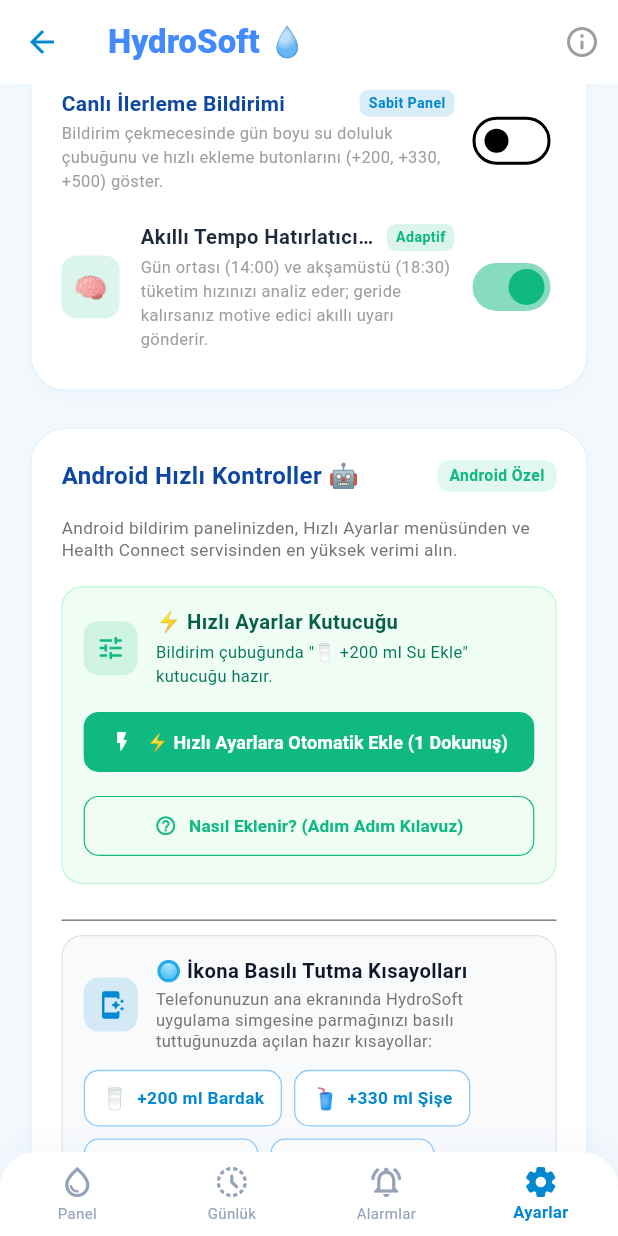
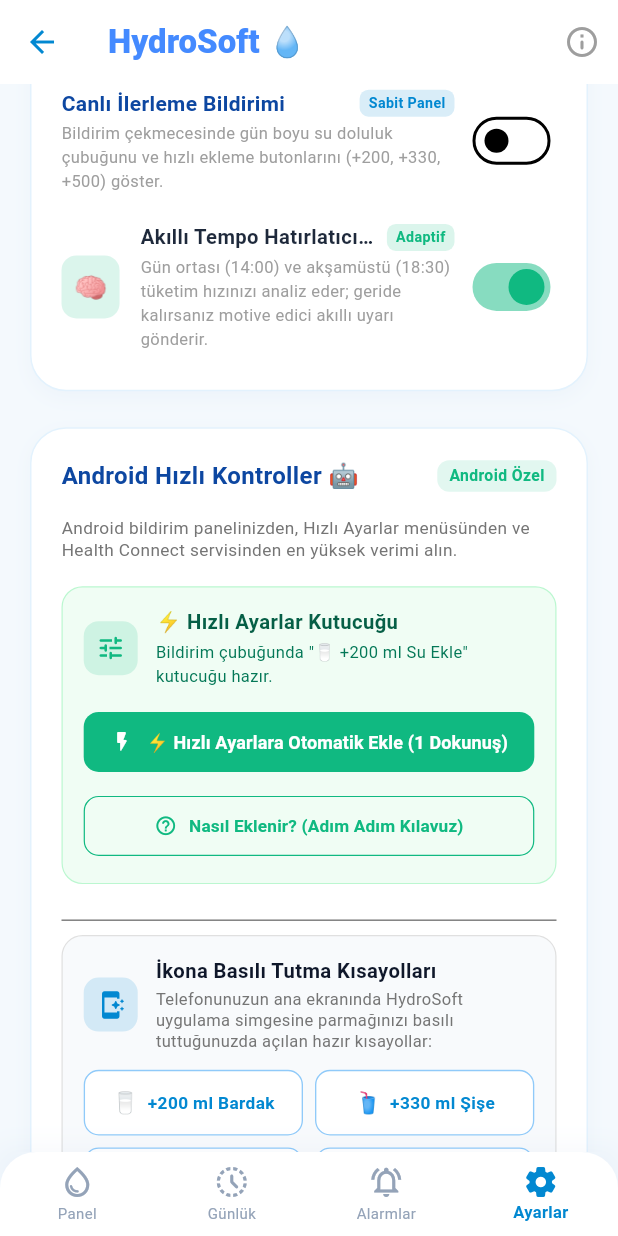
Before and after one commit to cosskun/hydro_reminder, a Flutter app: the MainNavigationLayout screen opened directly, item 4 of the bottom bar chosen, scrolled down 2880 dp, on a phone screen of 412 x 824 dp. Run offline on Flutter 3.47's test engine with Material 3 defaults, Android fonts, the phone set to English and light mode, and no system bars; our stand-ins replace audioplayers, confetti, file_picker, flutter_local_notifications, flutter_timezone, in_app_review and 2 more; missing offline and left inert: health, home_widget; accounts and stored records are empty.

Commit message:
style(settings): remove stray circle emoji and redesign app shortcuts into symmetrical 2x2 grid

```diff
--- a/lib/widgets/settings/android_features_settings_card.dart
+++ b/lib/widgets/settings/android_features_settings_card.dart
@@ -507,7 +507,7 @@
                       crossAxisAlignment: CrossAxisAlignment.start,
                       children: [
                         Text(
-                          '🔘 İkona Basılı Tutma Kısayolları',
+                          'İkona Basılı Tutma Kısayolları',
                           style: TextStyle(
                             fontSize: 13.5,
                             fontWeight: FontWeight.bold,
@@ -529,33 +529,50 @@
                 ],
               ),
               const SizedBox(height: 12),
-              Wrap(
-                spacing: 8,
-                runSpacing: 8,
+              Column(
                 children: [
-                  _buildShortcutChip(
+                  Row(
+                    children: [
+                      Expanded(
+                        child: _buildShortcutChip(
                           context,
                           emoji: '🥛',
                           label: '+200 ml Bardak',
                           isDark: isDark,
                         ),
-                  _buildShortcutChip(
+                      ),
+                      const SizedBox(width: 8),
+                      Expanded(
+                        child: _buildShortcutChip(
                           context,
                           emoji: '🥤',
                           label: '+330 ml Şişe',
                           isDark: isDark,
                         ),
-                  _buildShortcutChip(
+                      ),
+                    ],
+                  ),
+                  const SizedBox(height: 8),
+                  Row(
+                    children: [
+                      Expanded(
+                        child: _buildShortcutChip(
                           context,
                           emoji: '🫙',
                           label: '+500 ml Büyük',
                           isDark: isDark,
                         ),
-                  _buildShortcutChip(
+                      ),
+                      const SizedBox(width: 8),
+                      Expanded(
+                        child: _buildShortcutChip(
                           context,
                           emoji: '📊',
                           label: 'İstatistikler',
                           isDark: isDark,
+                        ),
+                      ),
+                    ],
                   ),
                 ],
               ),
@@ -841,7 +858,7 @@
         },
         borderRadius: BorderRadius.circular(10),
         child: Container(
-          padding: const EdgeInsets.symmetric(horizontal: 11, vertical: 8),
+          padding: const EdgeInsets.symmetric(horizontal: 8, vertical: 11),
           decoration: BoxDecoration(
             borderRadius: BorderRadius.circular(10),
             border: Border.all(
@@ -850,16 +867,20 @@
             ),
           ),
           child: Row(
-            mainAxisSize: MainAxisSize.min,
+            mainAxisAlignment: MainAxisAlignment.center,
             children: [
               Text(emoji, style: const TextStyle(fontSize: 14)),
               const SizedBox(width: 6),
-              Text(
+              Flexible(
+                child: Text(
                   label,
+                  maxLines: 1,
+                  overflow: TextOverflow.ellipsis,
                   style: TextStyle(
                     fontSize: 11.5,
                     fontWeight: FontWeight.w700,
                     color: isDark ? const Color(0xFFE2E8F0) : const Color(0xFF0288D1),
+                  ),
                 ),
               ),
             ],
--- a/pubspec.yaml
+++ b/pubspec.yaml
@@ -16,7 +16,7 @@
 # https://developer.apple.com/library/archive/documentation/General/Reference/InfoPlistKeyReference/Articles/CoreFoundationKeys.html
 # In Windows, build-name is used as the major, minor, and patch parts
 # of the product and file versions while build-number is used as the build suffix.
-version: 1.0.0+22
+version: 1.0.0+23
 
 environment:
   sdk: ^3.12.2
```
Lines whose indentation alone changed are shown as unchanged.
